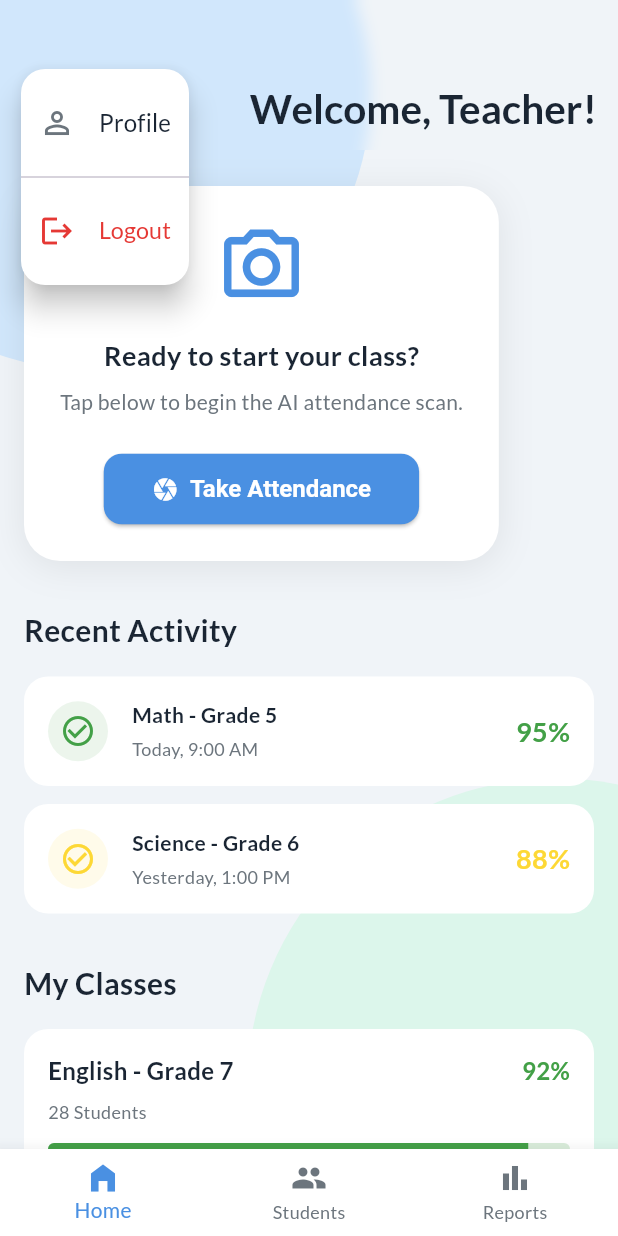
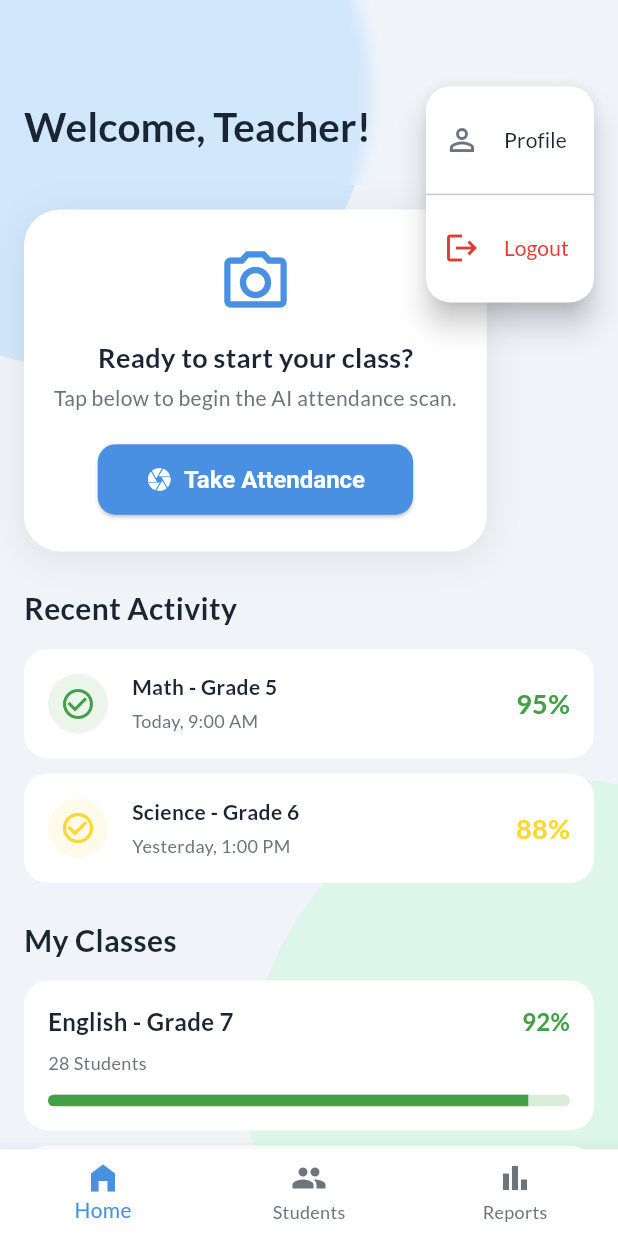
Before and after one commit to Dhriti-5/ClassLens_App, a Flutter app: the Home screen opened directly, after a tap on the "person" icon, on a phone screen of 412 x 824 dp. Run offline on Flutter 3.47's test engine with Material 3 defaults, Android fonts, the phone set to English and light mode, and no system bars; our stand-ins replace lottie, shared_preferences; accounts and stored records are empty.

Commit message:
Ui changes

```diff
--- a/lib/login/teacher_login.dart
+++ b/lib/login/teacher_login.dart
@@ -49,20 +49,19 @@ class _LoginPageState extends State<Login> {
   }
 
   void checkRememberMe() async {
-
     final SharedPreferences prefs = await SharedPreferences.getInstance();
     prefs.setBool("rememberMe", false);
-    navigatorWithAnimation(context, Home());
+    if(mounted) {
+      navigatorWithAnimation(context, const Home());
+    }
   }
 
   @override
   Widget build(BuildContext context) {
-
     final screenSize = MediaQuery.of(context).size;
 
     return Scaffold(
       backgroundColor: primaryBackgroundColor,
-
       body: Stack(
         children: [
           Positioned(
@@ -98,7 +97,8 @@ class _LoginPageState extends State<Login> {
 
   Widget _buildLoginCard() {
     return Container(
-      padding: const EdgeInsets.all(28.0),
+      // --- EDITED: Optimized padding for a sleeker look ---
+      padding: const EdgeInsets.symmetric(horizontal: 24, vertical: 32),
       decoration: BoxDecoration(
         color: cardBackgroundColor,
         borderRadius: BorderRadius.circular(30.0),
@@ -119,23 +119,21 @@ class _LoginPageState extends State<Login> {
             const Text(
               'ClassLens',
               style: TextStyle(
-                fontSize: 24,
+                fontSize: 22,
                 fontWeight: FontWeight.w600,
                 color: secondaryTextColor,
               ),
             ),
-            const SizedBox(height: 12),
-            FittedBox(
-              child: const Text(
+            const SizedBox(height: 8),
+            const Text(
               'Welcome, Teacher',
               style: TextStyle(
-                  fontSize: 26,
+                fontSize: 24,
                 fontWeight: FontWeight.bold,
                 color: primaryTextColor,
               ),
             ),
-            ),
-            const SizedBox(height: 32),
+            const SizedBox(height: 28),
 
             // --- Email Text Field ---
             TextFormField(
@@ -152,7 +150,8 @@ class _LoginPageState extends State<Login> {
                 return null;
               },
             ),
-            const SizedBox(height: 20),
+
+            const SizedBox(height: 18),
 
             // --- Password Text Field ---
             TextFormField(
@@ -181,12 +180,9 @@ class _LoginPageState extends State<Login> {
                 return null;
               },
             ),
-            const SizedBox(height: 20),
+            const SizedBox(height: 18),
 
-            // --- Remember Me & Forgot Password Row ---
-            Row(
-              mainAxisAlignment: MainAxisAlignment.spaceBetween,
-              children: [
+            // --- Remember Me Row ---
             Row(
               children: [
                 SizedBox(
@@ -210,21 +206,7 @@ class _LoginPageState extends State<Login> {
                 ),
               ],
             ),
-                // TextButton(
-                //   onPressed: () {
-                //     // TODO: Implement forgot password logic
-                //   },
-                //   child: const Text(
-                //     'Forgot Password?',
-                //     style: TextStyle(
-                //       color: accentColor,
-                //       fontWeight: FontWeight.w600,
-                //     ),
-                //   ),
-                // )
-              ],
-            ),
-            const SizedBox(height: 24),
+            const SizedBox(height: 20),
 
             // --- Login Button ---
             ElevatedButton(
@@ -248,17 +230,16 @@ class _LoginPageState extends State<Login> {
                 style: TextStyle(fontSize: 18, fontWeight: FontWeight.w600),
               ),
             ),
-            const SizedBox(height: 24),
+            const SizedBox(height: 20),
 
             // --- Registration Link ---
             GestureDetector(
               onTap: () {
                 Navigator.push(
                   context,
-                  MaterialPageRoute(builder: (context) => TeacherSignUpPage()),
+                  MaterialPageRoute(builder: (context) => const TeacherSignUpPage()),
                 );
               },
-              child: FittedBox(
               child: const Text.rich(
                 TextSpan(
                   text: "Don't have an account? ",
@@ -272,7 +253,6 @@ class _LoginPageState extends State<Login> {
                       ),
                     ),
                   ],
-                  ),
                 ),
               ),
             ),
@@ -290,7 +270,8 @@ class _LoginPageState extends State<Login> {
       prefixIcon: Icon(icon, color: secondaryTextColor, size: 22),
       fillColor: textFieldFillColor,
       filled: true,
-      contentPadding: const EdgeInsets.all(20),
+
+      contentPadding: const EdgeInsets.symmetric(horizontal: 20, vertical: 16),
       border: OutlineInputBorder(
         borderRadius: BorderRadius.circular(16.0),
         borderSide: const BorderSide(color: borderColor, width: 1.5),
@@ -317,7 +298,7 @@ class _LoginPageState extends State<Login> {
           email: _teacherEmailController.text,
           password: _teacherPasswordController.text);
 
-      if (mounted) { // Check if the widget is still in the tree
+      if (mounted) {
         setState(() {
           _isLoading = false;
         });
@@ -327,7 +308,7 @@ class _LoginPageState extends State<Login> {
           _teacherPasswordController.clear();
           final SharedPreferences pref = await SharedPreferences.getInstance();
           pref.setBool("rememberMe", isChecked);
-          navigatorWithAnimation(context, Home());
+          navigatorWithAnimation(context, const Home());
         } else {
           ScaffoldMessenger.of(context).showSnackBar(
             const SnackBar(
--- a/lib/teacher_home/home_screen.dart
+++ b/lib/teacher_home/home_screen.dart
@@ -1,6 +1,6 @@
 import 'dart:ui';
+import 'package:flutter/material.dart';
 
-import 'package:flutter/material.dart';
 
 const Color primaryBackgroundColor = Color(0xFFF0F4F8);
 const Color cardBackgroundColor = Colors.white;
@@ -14,6 +14,7 @@ const Color successColor = Color(0xFF43A047); // For high attendance
 const Color circleColor1 = Color.fromARGB(255, 178, 218, 255);
 const Color circleColor2 = Color.fromARGB(255, 201, 247, 222);
 
+
 class Home extends StatefulWidget {
   const Home({super.key});
 
@@ -22,72 +23,45 @@ class Home extends StatefulWidget {
 }
 
 class _HomeState extends State<Home> {
-  int _selectedIndex = 0; // To track active tab in BottomNavBar
-
+  int _selectedIndex = 0;
   void _onItemTapped(int index) {
     setState(() {
       _selectedIndex = index;
     });
-
-    if(_selectedIndex==1){
-      ScaffoldMessenger.of(context).showSnackBar(new SnackBar(content: Text("coming soon!")));
-    }
-    if(_selectedIndex==2) {
-      ScaffoldMessenger.of(context).showSnackBar(new SnackBar(content: Text("coming soon!")));
-    }
     // TODO: Add navigation logic for other tabs if needed
   }
+
 
   void _showLogoutDialog(BuildContext context) {
     showDialog(
       context: context,
-      barrierDismissible: false, // User must tap a button
+      barrierDismissible: false,
       builder: (BuildContext dialogContext) {
         return AlertDialog(
           backgroundColor: cardBackgroundColor,
           shape: RoundedRectangleBorder(
             borderRadius: BorderRadius.circular(24.0),
           ),
-          icon: const Icon(
-            Icons.logout_rounded,
-            color: attentionColor,
-            size: 40,
-          ),
-          title: FittedBox(
-            child: const Text(
+          icon: const Icon(Icons.logout_rounded, color: attentionColor, size: 40),
+          title: const Text(
             'Confirm Logout',
             textAlign: TextAlign.center,
-              style: TextStyle(
-                fontWeight: FontWeight.bold,
-                color: primaryTextColor,
+            style: TextStyle(fontWeight: FontWeight.bold, color: primaryTextColor),
           ),
-            ),
-          ),
-          content: FittedBox(
-            child: const Text(
+          content: const Text(
             'Are you sure you want to log out?',
             textAlign: TextAlign.center,
             style: TextStyle(color: secondaryTextColor),
           ),
-          ),
           actionsAlignment: MainAxisAlignment.center,
-          actionsPadding: const EdgeInsets.only(
-            bottom: 20.0,
-            left: 20.0,
-            right: 20.0,
-          ),
+          actionsPadding: const EdgeInsets.only(bottom: 20.0, left: 20.0, right: 20.0),
           actions: <Widget>[
             // Cancel Button
-            FittedBox(
-              child: TextButton(
-                child: const Text(
-                  'Cancel',
-                  style: TextStyle(color: secondaryTextColor, fontSize: 16),
-                ),
+            TextButton(
+              child: const Text('Cancel', style: TextStyle(color: secondaryTextColor, fontSize: 16)),
               onPressed: () {
-                  Navigator.of(dialogContext).pop(); // Dismiss the dialog
+                Navigator.of(dialogContext).pop();
               },
-              ),
             ),
             const SizedBox(width: 8),
             // Logout Button
@@ -98,16 +72,13 @@ class _HomeState extends State<Home> {
                 shape: RoundedRectangleBorder(
                   borderRadius: BorderRadius.circular(12.0),
                 ),
-                padding: const EdgeInsets.symmetric(
-                  horizontal: 24,
-                  vertical: 12,
+                padding: const EdgeInsets.symmetric(horizontal: 24, vertical: 12),
               ),
-              ),
-              child: FittedBox(child: const Text('Logout', style: TextStyle(fontSize: 16))),
+              child: const Text('Logout', style: TextStyle(fontSize: 16)),
               onPressed: () {
                 // TODO: Implement your actual logout logic here
                 print("Logout confirmed");
-                Navigator.of(dialogContext).pop(); // Dismiss the dialog
+                Navigator.of(dialogContext).pop();
               },
             ),
           ],
@@ -115,6 +86,7 @@ class _HomeState extends State<Home> {
       },
     );
   }
+
 
   @override
   Widget build(BuildContext context) {
@@ -124,6 +96,7 @@ class _HomeState extends State<Home> {
 
       body: Stack(
         children: [
+
           Positioned(
             top: -screenSize.width * 0.3,
             left: -screenSize.width * 0.3,
@@ -143,27 +116,28 @@ class _HomeState extends State<Home> {
 
           CustomScrollView(
             slivers: [
-              _buildSliverAppBar(),
+              _buildSliverAppBar(screenSize),
               SliverList(
-                delegate: SliverChildListDelegate([
+                delegate: SliverChildListDelegate(
+                  [
                     Padding(
-                    padding: const EdgeInsets.symmetric(
-                      horizontal: 16.0,
-                      vertical: 24.0,
-                    ),
+
+                      padding: const EdgeInsets.symmetric(horizontal: 16.0, vertical: 16.0),
                       child: Column(
                         crossAxisAlignment: CrossAxisAlignment.start,
                         children: const [
                           TakeAttendanceCard(),
-                        SizedBox(height: 32),
+
+                          SizedBox(height: 24),
                           RecentActivitySection(),
-                        SizedBox(height: 32),
+                          SizedBox(height: 24),
                           MyClassesSection(),
                           SizedBox(height: 20),
                         ],
                       ),
                     ),
-                ]),
+                  ],
+                ),
               ),
             ],
           ),
@@ -173,32 +147,47 @@ class _HomeState extends State<Home> {
     );
   }
 
-  SliverAppBar _buildSliverAppBar() {
+  SliverAppBar _buildSliverAppBar(Size screenSize) {
     return SliverAppBar(
       backgroundColor: Colors.transparent,
       automaticallyImplyLeading: false,
       pinned: true,
       elevation: 0,
-      expandedHeight: 100.0,
+      expandedHeight: screenSize.height * 0.15,
       flexibleSpace: ClipRect(
         child: BackdropFilter(
           filter: ImageFilter.blur(sigmaX: 5.0, sigmaY: 5.0),
           child: FlexibleSpaceBar(
-            titlePadding: const EdgeInsets.only(left: 14.0, right: 14.0),
-
+            titlePadding: const EdgeInsets.symmetric(horizontal: 16, vertical: 12),
+            centerTitle: false,
             title: Row(
               mainAxisAlignment: MainAxisAlignment.spaceBetween,
               crossAxisAlignment: CrossAxisAlignment.center,
               children: [
+
+                Flexible(
+                  child: FittedBox(
+                    fit: BoxFit.scaleDown,
+                    alignment: Alignment.centerLeft,
+                    child: const Text(
+                      "Welcome, Teacher!",
+                      style: TextStyle(
+                        color: primaryTextColor,
+                        fontWeight: FontWeight.bold,
+                        fontSize: 18,
+                      ),
+                    ),
+                  ),
+                ),
                 PopupMenuButton<String>(
-                  shape: RoundedRectangleBorder( // Adds rounded corners
+                  shape: RoundedRectangleBorder(
                     borderRadius: BorderRadius.circular(16.0),
                   ),
-                  color: cardBackgroundColor, // Sets a custom background color
-                  elevation: 8, // Adds a soft shadow
+                  color: cardBackgroundColor,
+                  elevation: 8,
                   onSelected: (value) {
                     if (value == 'logout') {
-                      _showLogoutDialog(context); // Call the custom dialog
+                      _showLogoutDialog(context);
                     }
                     if (value == 'profile') {
                       // TODO: Implement navigation to profile page
@@ -210,7 +199,7 @@ class _HomeState extends State<Home> {
                       value: 'profile',
                       child: ListTile(
                         leading: Icon(Icons.person_outline, color: secondaryTextColor),
-                        title: FittedBox(child: Text('Profile', style: TextStyle(color: primaryTextColor))),
+                        title: Text('Profile', style: TextStyle(color: primaryTextColor)),
                       ),
                     ),
                     const PopupMenuDivider(),
@@ -218,30 +207,19 @@ class _HomeState extends State<Home> {
                       value: 'logout',
                       child: ListTile(
                         leading: Icon(Icons.logout, color: attentionColor),
-                        title: FittedBox(child: Text('Logout', style: TextStyle(color: attentionColor))),
+                        title: Text('Logout', style: TextStyle(color: attentionColor)),
                       ),
                     ),
                   ],
-                  // This child is what's visible in the app bar.
+
                   child: const CircleAvatar(
                     radius: 18,
                     backgroundColor: Colors.white,
                     child: Icon(Icons.person, color: accentColor, size: 20),
                   ),
                 ),
-                FittedBox(
-                  child: const Text(
-                    "Welcome, Teacher!",
-                    style: TextStyle(
-                      color: primaryTextColor,
-                      fontWeight: FontWeight.bold,
-                      fontSize: 18,
-                    ),
-                  ),
-                ),
               ],
             ),
-            centerTitle: false,
           ),
         ),
       ),
@@ -251,9 +229,18 @@ class _HomeState extends State<Home> {
   BottomNavigationBar _buildBottomNavBar() {
     return BottomNavigationBar(
       items: const <BottomNavigationBarItem>[
-        BottomNavigationBarItem(icon: Icon(Icons.home_filled), label: 'Home'),
-        BottomNavigationBarItem(icon: Icon(Icons.people), label: 'Students'),
-        BottomNavigationBarItem(icon: Icon(Icons.bar_chart), label: 'Reports'),
+        BottomNavigationBarItem(
+          icon: Icon(Icons.home_filled),
+          label: 'Home',
+        ),
+        BottomNavigationBarItem(
+          icon: Icon(Icons.people),
+          label: 'Students',
+        ),
+        BottomNavigationBarItem(
+          icon: Icon(Icons.bar_chart),
+          label: 'Reports',
+        ),
       ],
       currentIndex: _selectedIndex,
       selectedItemColor: accentColor,
@@ -265,6 +252,7 @@ class _HomeState extends State<Home> {
   }
 }
 
+
 class TakeAttendanceCard extends StatelessWidget {
   const TakeAttendanceCard({super.key});
 
@@ -272,7 +260,7 @@ class TakeAttendanceCard extends StatelessWidget {
   Widget build(BuildContext context) {
     return Container(
 
-      padding: const EdgeInsets.all(24),
+      padding: const EdgeInsets.symmetric(horizontal: 20, vertical: 24),
       decoration: BoxDecoration(
         color: cardBackgroundColor,
         borderRadius: BorderRadius.circular(24),
@@ -281,15 +269,14 @@ class TakeAttendanceCard extends StatelessWidget {
             color: Colors.black.withOpacity(0.08),
             blurRadius: 20,
             offset: const Offset(0, 4),
-          ),
+          )
         ],
       ),
       child: Column(
         children: [
-          const Icon(Icons.camera_alt_outlined, size: 60, color: accentColor),
-          const SizedBox(height: 16),
-          FittedBox(
-            child: const Text(
+          const Icon(Icons.camera_alt_outlined, size: 50, color: accentColor),
+          const SizedBox(height: 12),
+          const Text(
             "Ready to start your class?",
             style: TextStyle(
               fontSize: 18,
@@ -297,35 +284,27 @@ class TakeAttendanceCard extends StatelessWidget {
               color: primaryTextColor,
             ),
           ),
-          ),
-          const SizedBox(height: 8),
-          FittedBox(
-            child: const Text(
+          const SizedBox(height: 4),
+          const Text(
             "Tap below to begin the AI attendance scan.",
             textAlign: TextAlign.center,
             style: TextStyle(color: secondaryTextColor, fontSize: 14),
           ),
-          ),
-          const SizedBox(height: 24),
+          const SizedBox(height: 20),
           ElevatedButton.icon(
             icon: const Icon(Icons.camera),
-            label: FittedBox(child: const Text('Take Attendance')),
+            label: const Text('Take Attendance'),
             onPressed: () {
               // TODO: Implement navigation to camera/scan page
             },
             style: ElevatedButton.styleFrom(
               backgroundColor: accentColor,
               foregroundColor: Colors.white,
-              shape: RoundedRectangleBorder(
-                borderRadius: BorderRadius.circular(12),
+              shape: RoundedRectangleBorder(borderRadius: BorderRadius.circular(12)),
+              padding: const EdgeInsets.symmetric(horizontal: 32, vertical: 14),
+              textStyle: const TextStyle(fontSize: 16, fontWeight: FontWeight.bold),
             ),
-              padding: const EdgeInsets.symmetric(horizontal: 32, vertical: 14),
-              textStyle: const TextStyle(
-                fontSize: 16,
-                fontWeight: FontWeight.bold,
-              ),
-            ),
-          ),
+          )
         ],
       ),
     );
@@ -340,41 +319,20 @@ class RecentActivitySection extends StatelessWidget {
     return Column(
       crossAxisAlignment: CrossAxisAlignment.start,
       children: [
-        FittedBox(
-          child: const Text(
+        const Text(
           "Recent Activity",
-            style: TextStyle(
-              fontSize: 20,
-              fontWeight: FontWeight.bold,
-              color: primaryTextColor,
-            ),
-          ),
-        ),
-        const SizedBox(height: 16),
-        // Example Activity Items - Replace with your data model
-        _buildActivityItem(
-          "Math - Grade 5",
-          "Today, 9:00 AM",
-          95,
-          successColor,
+          style: TextStyle(fontSize: 20, fontWeight: FontWeight.bold, color: primaryTextColor),
         ),
         const SizedBox(height: 12),
-        _buildActivityItem(
-          "Science - Grade 6",
-          "Yesterday, 1:00 PM",
-          88,
-          warningColor,
-        ),
+
+        _buildActivityItem("Math - Grade 5", "Today, 9:00 AM", 95, successColor),
+        const SizedBox(height: 10),
+        _buildActivityItem("Science - Grade 6", "Yesterday, 1:00 PM", 88, warningColor),
       ],
     );
   }
 
-  Widget _buildActivityItem(
-    String title,
-    String subtitle,
-    int percentage,
-    Color color,
-  ) {
+  Widget _buildActivityItem(String title, String subtitle, int percentage, Color color) {
     return Container(
       padding: const EdgeInsets.all(16),
       decoration: BoxDecoration(
@@ -392,37 +350,15 @@ class RecentActivitySection extends StatelessWidget {
             child: Column(
               crossAxisAlignment: CrossAxisAlignment.start,
               children: [
-                FittedBox(
-                  child: Text(
-                    title,
-                    style: const TextStyle(
-                      fontWeight: FontWeight.bold,
-                      color: primaryTextColor,
-                    ),
-                  ),
-                ),
+                Text(title, style: const TextStyle(fontWeight: FontWeight.bold, color: primaryTextColor)),
                 const SizedBox(height: 4),
-                FittedBox(
-                  child: Text(
-                    subtitle,
-                    style: const TextStyle(
-                      color: secondaryTextColor,
-                      fontSize: 12,
-                    ),
-                  ),
-                ),
+                Text(subtitle, style: const TextStyle(color: secondaryTextColor, fontSize: 12)),
               ],
             ),
           ),
-          FittedBox(
-            child: Text(
+          Text(
             "$percentage%",
-              style: TextStyle(
-                fontWeight: FontWeight.bold,
-                fontSize: 18,
-                color: color,
-              ),
-            ),
+            style: TextStyle(fontWeight: FontWeight.bold, fontSize: 18, color: color),
           ),
         ],
       ),
@@ -438,22 +374,16 @@ class MyClassesSection extends StatelessWidget {
     return Column(
       crossAxisAlignment: CrossAxisAlignment.start,
       children: [
-        FittedBox(
-          child: const Text(
+        const Text(
           "My Classes",
-            style: TextStyle(
-              fontSize: 20,
-              fontWeight: FontWeight.bold,
-              color: primaryTextColor,
+          style: TextStyle(fontSize: 20, fontWeight: FontWeight.bold, color: primaryTextColor),
         ),
-          ),
-        ),
-        const SizedBox(height: 16),
+        const SizedBox(height: 12),
         // Example Class Items - Replace with your data model
         _buildClassItem("English - Grade 7", 28, 92),
-        const SizedBox(height: 12),
+        const SizedBox(height: 10),
         _buildClassItem("History - Grade 8", 32, 74),
-        const SizedBox(height: 12),
+        const SizedBox(height: 10),
         _buildClassItem("Physics - Grade 10", 25, 65),
       ],
     );
@@ -461,10 +391,8 @@ class MyClassesSection extends StatelessWidget {
 
   Widget _buildClassItem(String title, int studentCount, int percentage) {
     Color progressColor = successColor;
-    if (percentage < 75)
-      progressColor = attentionColor;
-    else if (percentage < 90)
-      progressColor = warningColor;
+    if (percentage < 75) progressColor = attentionColor;
+    else if (percentage < 90) progressColor = warningColor;
 
     return Container(
       padding: const EdgeInsets.all(16),
@@ -478,35 +406,12 @@ class MyClassesSection extends StatelessWidget {
           Row(
             mainAxisAlignment: MainAxisAlignment.spaceBetween,
             children: [
-              FittedBox(
-                child: Text(
-                  title,
-                  style: const TextStyle(
-                    fontWeight: FontWeight.bold,
-                    fontSize: 16,
-                    color: primaryTextColor,
-                  ),
-                ),
-              ),
-              FittedBox(
-                child: Text(
-                  "$percentage%",
-                  style: TextStyle(
-                    fontWeight: FontWeight.bold,
-                    fontSize: 16,
-                    color: progressColor,
-                  ),
-                ),
-              ),
+              Text(title, style: const TextStyle(fontWeight: FontWeight.bold, fontSize: 16, color: primaryTextColor)),
+              Text("$percentage%", style: TextStyle(fontWeight: FontWeight.bold, fontSize: 16, color: progressColor)),
             ],
           ),
           const SizedBox(height: 8),
-          FittedBox(
-            child: Text(
-              "$studentCount Students",
-              style: const TextStyle(color: secondaryTextColor, fontSize: 12),
-            ),
-          ),
+          Text("$studentCount Students", style: const TextStyle(color: secondaryTextColor, fontSize: 12)),
           const SizedBox(height: 12),
           ClipRRect(
             borderRadius: BorderRadius.circular(10),
```
Lines whose indentation alone changed are shown as unchanged.
